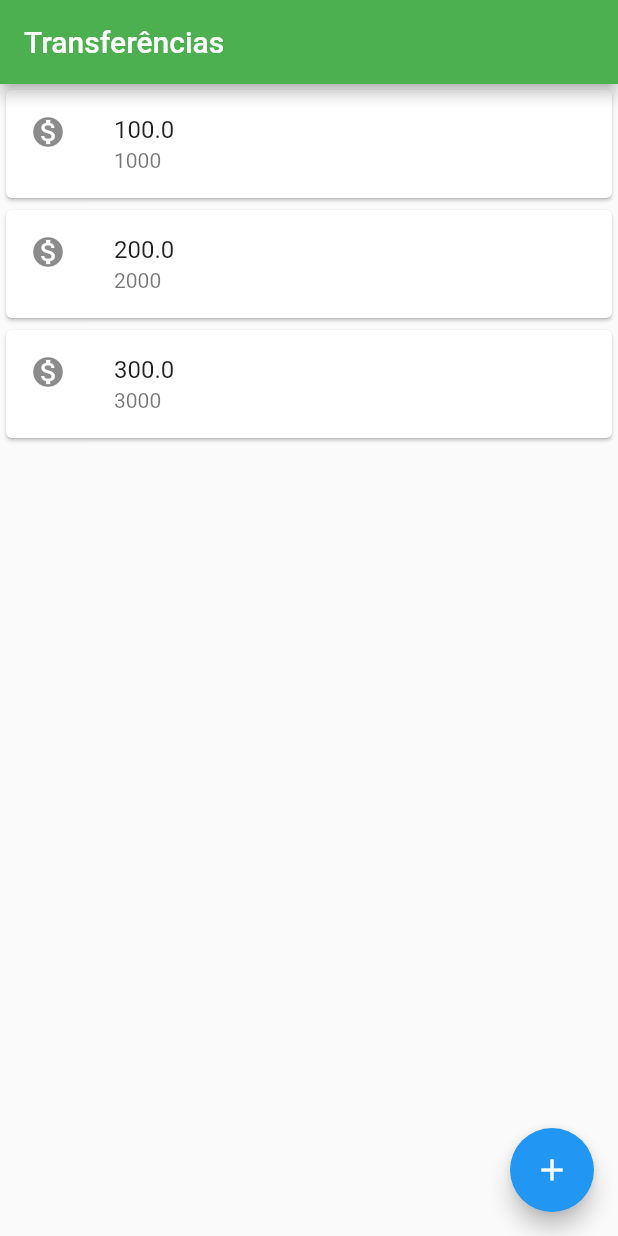
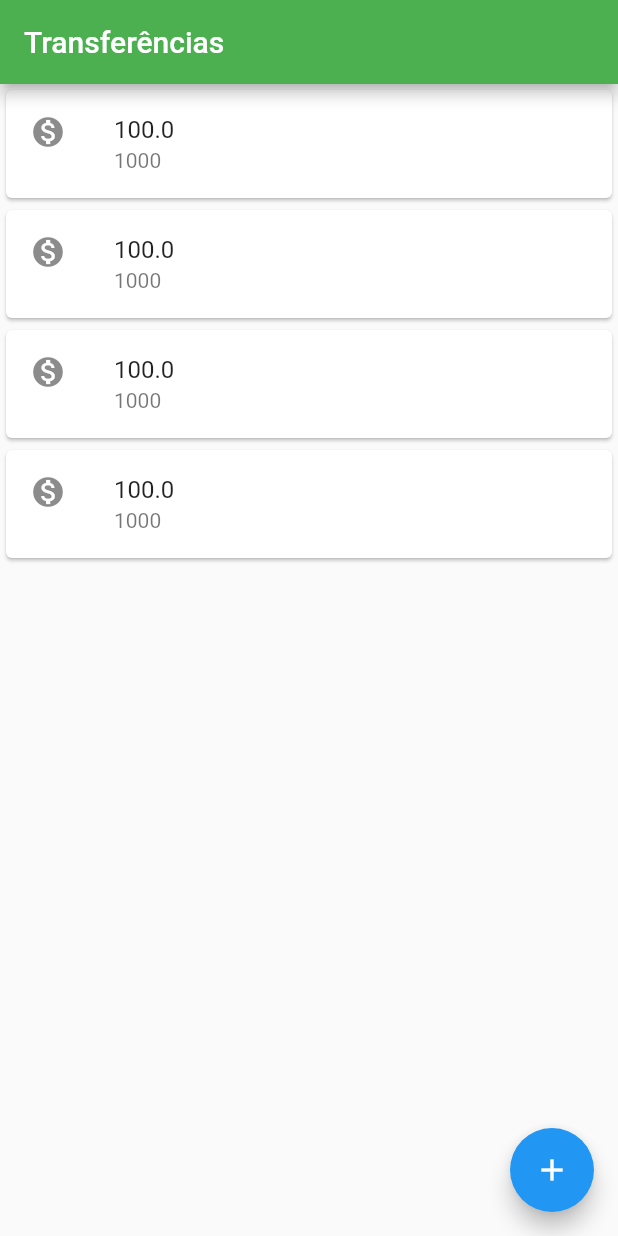
Before and after one commit to HenriqueHartmann/alura-flutter-fundamentos, a Flutter app: the screen it shows after launch, on a phone screen of 412 x 824 dp. Run offline on Flutter 3.47's test engine with Material 2 defaults, Android fonts, the phone set to English and light mode, and no system bars.

```diff
--- a/lib/main.dart
+++ b/lib/main.dart
@@ -9,7 +9,7 @@ class BytebankApp extends StatelessWidget {
 
   @override
   Widget build(BuildContext context) {
-    return const MaterialApp(
+    return MaterialApp(
       home: Scaffold(
         body: ListaTransferencia(),
       ),
@@ -95,22 +95,30 @@ class Editor extends StatelessWidget {
 }
 
 class ListaTransferencia extends StatelessWidget {
-  const ListaTransferencia({Key? key}) : super(key: key);
+  ListaTransferencia({Key? key}) : super(key: key);
+
+  final List<Transferencia> _transferencias = List.empty(growable: true); // Ou []
 
   @override
   Widget build(BuildContext context) {
+    _transferencias.add(Transferencia(100.0, 1000));
+    _transferencias.add(Transferencia(100.0, 1000));
+    _transferencias.add(Transferencia(100.0, 1000));
+    _transferencias.add(Transferencia(100.0, 1000));
+
     // TODO: implement build
     return Scaffold(
       appBar: AppBar(
         title: const Text('Transferências'),
         backgroundColor: Colors.green,
       ),
-      body: Column(
-        children: <Widget>[
-          ItemTransferencia(Transferencia(100.0, 1000)),
-          ItemTransferencia(Transferencia(200.0, 2000)),
-          ItemTransferencia(Transferencia(300.0, 3000)),
-        ],
+      body: ListView.builder(
+        itemCount: _transferencias.length,
+        itemBuilder: (context, indice) {
+          final transferencia = _transferencias[indice];
+
+          return ItemTransferencia(transferencia);
+        },
       ),
       floatingActionButton: FloatingActionButton(
         onPressed: () {
@@ -119,6 +127,9 @@ class ListaTransferencia extends StatelessWidget {
           }));
           future.then((transferenciaRecebida) {
             debugPrint('$transferenciaRecebida');
+            if (transferenciaRecebida != null) {
+              _transferencias.add(transferenciaRecebida);
+            }
           });
         },
         child: const Icon(Icons.add),
```
